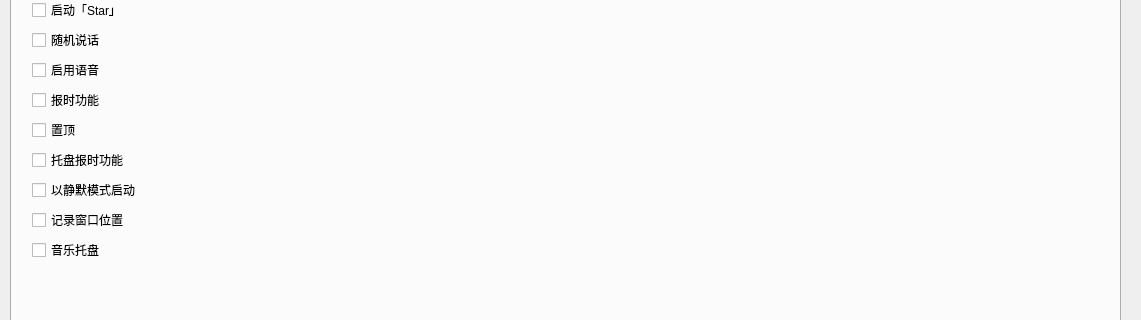
First picture: the form in src/ui/setting.ui, repository csy214-beep/Pelr, before the edit; both pictures show x 0 to 1141 and y 208 to 528 of the 1141 by 692 pixel window.
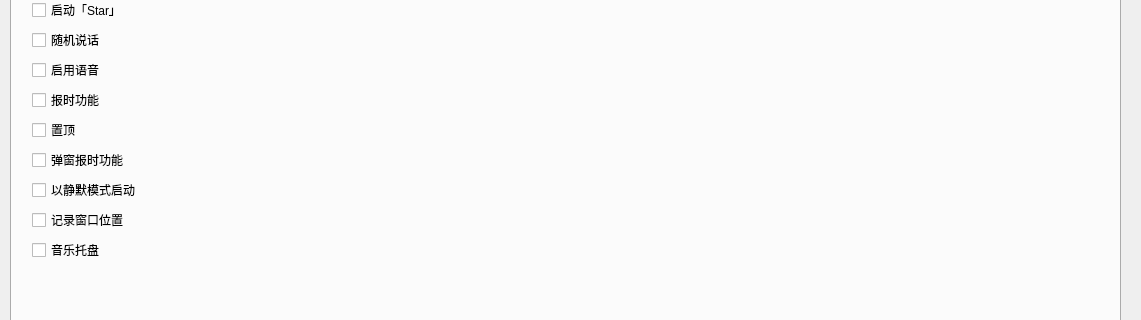
Second picture: the form after the edit. The open tabs and pages were chosen to show the change. Icons and pictures are not drawn. Custom widgets are drawn as their Qt base class.

Commit message: feat: 添加通知弹窗功能并替换托盘消息

The edit to the form file:
```diff
--- a/src/ui/setting.ui
+++ b/src/ui/setting.ui
@@ -327,7 +327,7 @@
       <item row="8" column="0">
        <widget class="QCheckBox" name="checkBox_9">
         <property name="text">
-         <string>托盘报时功能</string>
+         <string>弹窗报时功能</string>
         </property>
        </widget>
       </item>
```
Left out of the diff: 2 changed lines with no effect on the pictures. The commit also changes 13 other files.
